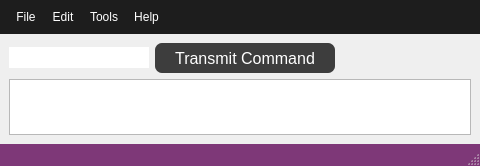
dmherrington/ECM-Control-System, file src/ECM_gui/misc_dialogs/window_custom_motion_commands.ui: the form before one commit.
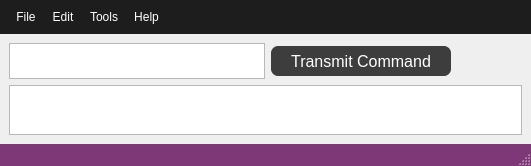
The form after the commit.

Diff of the .ui file:
```diff
--- a/src/ECM_gui/misc_dialogs/window_custom_motion_commands.ui
+++ b/src/ECM_gui/misc_dialogs/window_custom_motion_commands.ui
@@ -6,7 +6,7 @@
    <rect>
     <x>0</x>
     <y>0</y>
-    <width>480</width>
+    <width>531</width>
     <height>166</height>
    </rect>
   </property>
@@ -141,18 +141,24 @@
     <item row="0" column="0">
      <layout class="QHBoxLayout" name="horizontalLayout">
       <item>
-       <widget class="QLineEdit" name="lineEdit_MotionCommand">
+       <widget class="QPlainTextEdit" name="plainTextEdit_MotionCommand">
+        <property name="sizePolicy">
+         <sizepolicy hsizetype="MinimumExpanding" vsizetype="MinimumExpanding">
+          <horstretch>0</horstretch>
+          <verstretch>0</verstretch>
+         </sizepolicy>
+        </property>
+        <property name="minimumSize">
+         <size>
+          <width>100</width>
+          <height>20</height>
+         </size>
+        </property>
         <property name="font">
          <font>
           <pointsize>12</pointsize>
          </font>
         </property>
-        <property name="text">
-         <string/>
-        </property>
-        <property name="clearButtonEnabled">
-         <bool>false</bool>
-        </property>
        </widget>
       </item>
       <item>
@@ -189,7 +195,7 @@
         </property>
         <property name="sizeHint" stdset="0">
          <size>
-          <width>2</width>
+          <width>13</width>
           <height>20</height>
          </size>
         </property>
@@ -222,7 +228,7 @@
     <rect>
      <x>0</x>
      <y>0</y>
-     <width>480</width>
+     <width>531</width>
      <height>40</height>
     </rect>
    </property>
```
Left out of the diff: 6 changed lines with no effect on the pictures.
